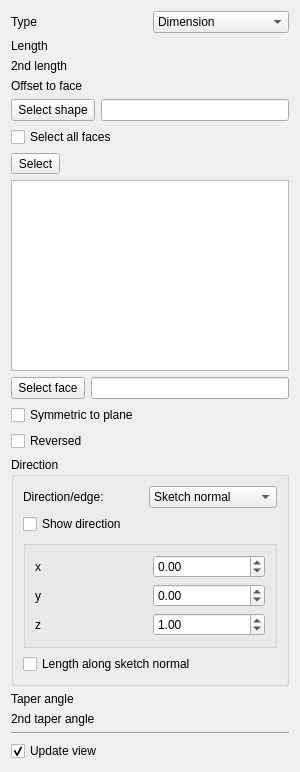
This is src/Mod/PartDesign/Gui/TaskPadPocketParameters.ui in AstoCAD/FreeCAD as Qt 5 draws it before an edit. The edited form follows.
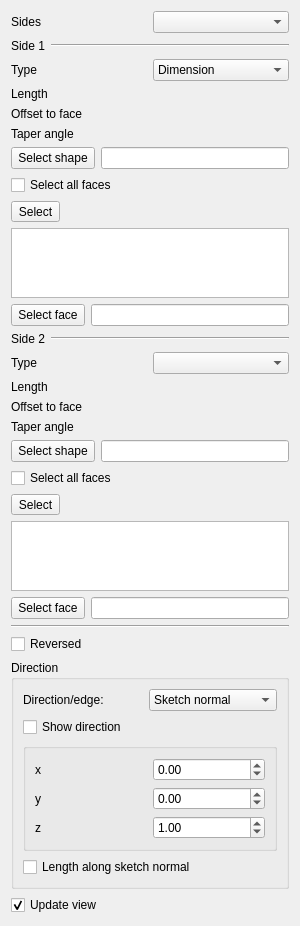
This is the edited form. Custom widgets are drawn as their Qt base class.

```diff
--- a/src/Mod/PartDesign/Gui/TaskPadPocketParameters.ui
+++ b/src/Mod/PartDesign/Gui/TaskPadPocketParameters.ui
@@ -17,13 +17,59 @@
    <item>
     <layout class="QGridLayout" name="gridLayout">
      <item row="0" column="0">
+      <widget class="QLabel" name="sidesLabel">
+       <property name="text">
+        <string>Sides</string>
+       </property>
+      </widget>
+     </item>
+     <item row="0" column="1">
+      <widget class="QComboBox" name="sidesMode"/>
+     </item>
+     <item row="1" column="0" colspan="2">
+      <layout class="QHBoxLayout" name="verticalLayout_22">
+       <property name="leftMargin">
+        <number>0</number>
+       </property>
+       <property name="topMargin">
+        <number>0</number>
+       </property>
+       <property name="rightMargin">
+        <number>0</number>
+       </property>
+       <property name="bottomMargin">
+        <number>0</number>
+       </property>
+       <item>
+        <widget class="QLabel" name="side1Label">
+         <property name="text">
+          <string>Side 1</string>
+         </property>
+        </widget>
+       </item>
+       <item>
+        <widget class="Line" name="line1">
+         <property name="orientation">
+          <enum>Qt::Horizontal</enum>
+         </property>
+         <property name="sizePolicy">
+          <sizepolicy hsizetype="Expanding" vsizetype="Fixed">
+           <horstretch>0</horstretch>
+           <verstretch>0</verstretch>
+          </sizepolicy>
+         </property>
+        </widget>
+       </item>
+      </layout>
+     </item>
+     <item row="2" column="0">
       <widget class="QLabel" name="textLabel1">
        <property name="text">
         <string>Type</string>
        </property>
       </widget>
      </item>
-     <item row="0" column="1">
+     <item row="2" column="1">
       <widget class="QComboBox" name="changeMode">
        <item>
         <property name="text">
@@ -32,14 +78,14 @@
        </item>
       </widget>
      </item>
-     <item row="1" column="0">
+     <item row="3" column="0">
       <widget class="QLabel" name="labelLength">
        <property name="text">
         <string>Length</string>
        </property>
       </widget>
      </item>
-     <item row="1" column="1">
+     <item row="3" column="1">
       <widget class="Gui::PrefQuantitySpinBox" name="lengthEdit" native="true">
        <property name="keyboardTracking" stdset="0">
         <bool>false</bool>
@@ -49,31 +95,14 @@
        </property>
       </widget>
      </item>
-     <item row="2" column="0">
-      <widget class="QLabel" name="labelLength2">
-       <property name="text">
-        <string>2nd length</string>
-       </property>
-      </widget>
-     </item>
-     <item row="2" column="1">
-      <widget class="Gui::PrefQuantitySpinBox" name="lengthEdit2" native="true">
-       <property name="keyboardTracking" stdset="0">
-        <bool>false</bool>
-       </property>
-       <property name="unit" stdset="0">
-        <string notr="true">mm</string>
-       </property>
-      </widget>
-     </item>
-     <item row="3" column="0">
+     <item row="4" column="0">
       <widget class="QLabel" name="labelOffset">
        <property name="text">
         <string>Offset to face</string>
        </property>
       </widget>
      </item>
-     <item row="3" column="1">
+     <item row="4" column="1">
       <widget class="Gui::PrefQuantitySpinBox" name="offsetEdit" native="true">
        <property name="keyboardTracking" stdset="0">
         <bool>false</bool>
@@ -83,9 +112,27 @@
        </property>
       </widget>
      </item>
-    </layout>
-   </item>
-   <item>
+     <item row="5" column="0">
+      <widget class="QLabel" name="labelTaperAngle">
+       <property name="toolTip">
+        <string>Angle to taper the extrusion</string>
+       </property>
+       <property name="text">
+        <string>Taper angle</string>
+       </property>
+      </widget>
+     </item>
+     <item row="5" column="1">
+      <widget class="Gui::PrefQuantitySpinBox" name="taperEdit" native="true">
+       <property name="keyboardTracking" stdset="0">
+        <bool>false</bool>
+       </property>
+       <property name="unit" stdset="0">
+        <string notr="true">deg</string>
+       </property>
+      </widget>
+     </item>
+     <item row="6" column="0" colspan="2">
     <widget class="QFrame" name="upToShapeList">
      <property name="frameShadow">
       <enum>QFrame::Plain</enum>
@@ -188,7 +235,7 @@
      </layout>
     </widget>
    </item>
-   <item>
+     <item row="7" column="0" colspan="2">
     <layout class="QGridLayout" name="gridLayout_5">
      <item row="0" column="1">
       <widget class="QLineEdit" name="lineFaceName">
@@ -215,8 +262,156 @@
      </item>
     </layout>
    </item>
+     <item row="8" column="0" colspan="2">
+      <layout class="QHBoxLayout" name="verticalLayout_22">
+       <property name="leftMargin">
+        <number>0</number>
+       </property>
+       <property name="topMargin">
+        <number>0</number>
+       </property>
+       <property name="rightMargin">
+        <number>0</number>
+       </property>
+       <property name="bottomMargin">
+        <number>0</number>
+       </property>
    <item>
-    <widget class="QCheckBox" name="checkBoxMidplane">
+        <widget class="QLabel" name="side2Label">
+         <property name="text">
+          <string>Side 2</string>
+         </property>
+        </widget>
+       </item>
+       <item>
+        <widget class="Line" name="line2">
+         <property name="orientation">
+          <enum>Qt::Horizontal</enum>
+         </property>
+         <property name="sizePolicy">
+          <sizepolicy hsizetype="Expanding" vsizetype="Fixed">
+           <horstretch>0</horstretch>
+           <verstretch>0</verstretch>
+          </sizepolicy>
+         </property>
+        </widget>
+       </item>
+      </layout>
+     </item>
+     <item row="9" column="0">
+      <widget class="QLabel" name="typeLabel2">
+       <property name="text">
+        <string>Type</string>
+       </property>
+      </widget>
+     </item>
+     <item row="9" column="1">
+      <widget class="QComboBox" name="changeMode2"/>
+     </item>
+     <item row="10" column="0">
+      <widget class="QLabel" name="labelLength2">
+       <property name="text">
+        <string>Length</string>
+       </property>
+      </widget>
+     </item>
+     <item row="10" column="1">
+      <widget class="Gui::PrefQuantitySpinBox" name="lengthEdit2" native="true">
+       <property name="keyboardTracking" stdset="0">
+        <bool>false</bool>
+       </property>
+       <property name="unit" stdset="0">
+        <string notr="true">mm</string>
+       </property>
+      </widget>
+     </item>
+     <item row="11" column="0">
+      <widget class="QLabel" name="labelOffset2">
+       <property name="text">
+        <string>Offset to face</string>
+       </property>
+      </widget>
+     </item>
+     <item row="11" column="1">
+      <widget class="Gui::PrefQuantitySpinBox" name="offsetEdit2" native="true">
+       <property name="keyboardTracking" stdset="0">
+        <bool>false</bool>
+       </property>
+       <property name="unit" stdset="0">
+        <string notr="true">mm</string>
+       </property>
+      </widget>
+     </item>
+     <item row="12" column="0">
+      <widget class="QLabel" name="labelTaperAngle2">
+       <property name="toolTip">
+        <string>Angle to taper the extrusion</string>
+       </property>
+       <property name="text">
+        <string>Taper angle</string>
+       </property>
+      </widget>
+     </item>
+     <item row="12" column="1">
+      <widget class="Gui::PrefQuantitySpinBox" name="taperEdit2" native="true">
+       <property name="keyboardTracking" stdset="0">
+        <bool>false</bool>
+       </property>
+       <property name="unit" stdset="0">
+        <string notr="true">deg</string>
+       </property>
+      </widget>
+     </item>
+     <item row="13" column="0" colspan="2">
+      <widget class="QFrame" name="upToShapeList2">
+       <property name="frameShadow">
+        <enum>QFrame::Plain</enum>
+       </property>
+       <property name="lineWidth">
+        <number>0</number>
+       </property>
+       <layout class="QVBoxLayout">
+        <property name="leftMargin">
+         <number>0</number>
+        </property>
+        <property name="topMargin">
+         <number>0</number>
+        </property>
+        <property name="rightMargin">
+         <number>0</number>
+        </property>
+        <property name="bottomMargin">
+         <number>0</number>
+        </property>
+        <item>
+         <layout class="QGridLayout" name="_22">
+          <item row="0" column="1">
+           <widget class="QLineEdit" name="lineShapeName2">
+            <property name="readOnly">
+             <bool>true</bool>
+            </property>
+           </widget>
+          </item>
+          <item row="0" column="0">
+           <widget class="QToolButton" name="buttonShape2">
+            <property name="minimumSize">
+             <size>
+              <width>0</width>
+              <height>22</height>
+             </size>
+            </property>
+            <property name="text">
+             <string>Select shape</string>
+            </property>
+            <property name="checkable">
+             <bool>true</bool>
+            </property>
+           </widget>
+          </item>
+         </layout>
+        </item>
+        <item>
+         <widget class="QCheckBox" name="checkBoxAllFaces2">
      <property name="enabled">
       <bool>true</bool>
      </property>
@@ -224,7 +419,85 @@
       <string>Applies length symmetrically to sketch plane</string>
      </property>
      <property name="text">
-      <string>Symmetric to plane</string>
+           <string>Select all faces</string>
+          </property>
+         </widget>
+        </item>
+        <item>
+         <widget class="QWidget" name="upToShapeFaces2" native="true">
+          <layout class="QVBoxLayout" name="verticalLayout_22">
+           <property name="leftMargin">
+            <number>0</number>
+           </property>
+           <property name="topMargin">
+            <number>0</number>
+           </property>
+           <property name="rightMargin">
+            <number>0</number>
+           </property>
+           <property name="bottomMargin">
+            <number>0</number>
+           </property>
+           <item>
+            <widget class="QToolButton" name="buttonShapeFace2">
+             <property name="toolTip">
+              <string>Click button to enter selection mode,
+           click again to end selection</string>
+             </property>
+             <property name="text">
+              <string>Select</string>
+             </property>
+             <property name="checkable">
+              <bool>true</bool>
+             </property>
+            </widget>
+           </item>
+           <item>
+            <widget class="QListWidget" name="listWidgetReferences2">
+             <property name="selectionMode">
+              <enum>QAbstractItemView::ExtendedSelection</enum>
+             </property>
+            </widget>
+           </item>
+          </layout>
+         </widget>
+        </item>
+       </layout>
+      </widget>
+     </item>
+     <item row="14" column="0" colspan="2">
+      <layout class="QGridLayout" name="gridLayout_52">
+       <item row="0" column="1">
+        <widget class="QLineEdit" name="lineFaceName2">
+         <property name="readOnly">
+          <bool>true</bool>
+         </property>
+        </widget>
+       </item>
+       <item row="0" column="0">
+        <widget class="QToolButton" name="buttonFace2">
+         <property name="minimumSize">
+          <size>
+           <width>0</width>
+           <height>22</height>
+          </size>
+         </property>
+         <property name="text">
+          <string>Select face</string>
+         </property>
+         <property name="checkable">
+          <bool>true</bool>
+         </property>
+        </widget>
+       </item>
+      </layout>
+     </item>
+    </layout>
+   </item>
+   <item>
+    <widget class="Line" name="line">
+     <property name="orientation">
+      <enum>Qt::Horizontal</enum>
      </property>
     </widget>
    </item>
@@ -408,61 +681,6 @@
      </layout>
     </widget>
    </item>
-   <item>
-    <layout class="QHBoxLayout" name="horizontalLayout_5">
-     <item>
-      <widget class="QLabel" name="labelTaperAngle">
-       <property name="toolTip">
-        <string>Angle to taper the extrusion</string>
-       </property>
-       <property name="text">
-        <string>Taper angle</string>
-       </property>
-      </widget>
-     </item>
-     <item>
-      <widget class="Gui::PrefQuantitySpinBox" name="taperEdit" native="true">
-       <property name="keyboardTracking" stdset="0">
-        <bool>false</bool>
-       </property>
-       <property name="unit" stdset="0">
-        <string notr="true">deg</string>
-       </property>
-      </widget>
-     </item>
-    </layout>
-   </item>
-   <item>
-    <layout class="QHBoxLayout" name="horizontalLayout_6">
-     <item>
-      <widget class="QLabel" name="labelTaperAngle2">
-       <property name="toolTip">
-        <string>Angle to taper the extrusion</string>
-       </property>
-       <property name="text">
-        <string>2nd taper angle</string>
-       </property>
-      </widget>
-     </item>
-     <item>
-      <widget class="Gui::PrefQuantitySpinBox" name="taperEdit2" native="true">
-       <property name="keyboardTracking" stdset="0">
-        <bool>false</bool>
-       </property>
-       <property name="unit" stdset="0">
-        <string notr="true">deg</string>
-       </property>
-      </widget>
-     </item>
-    </layout>
-   </item>
-   <item>
-    <widget class="Line" name="line">
-     <property name="orientation">
-      <enum>Qt::Horizontal</enum>
-     </property>
-    </widget>
-   </item>
    <item>
     <widget class="QCheckBox" name="checkBoxUpdateView">
      <property name="text">
```
Left out of the diff: 21 changed lines with no effect on the pictures. Lines whose indentation alone changed are shown as unchanged.
